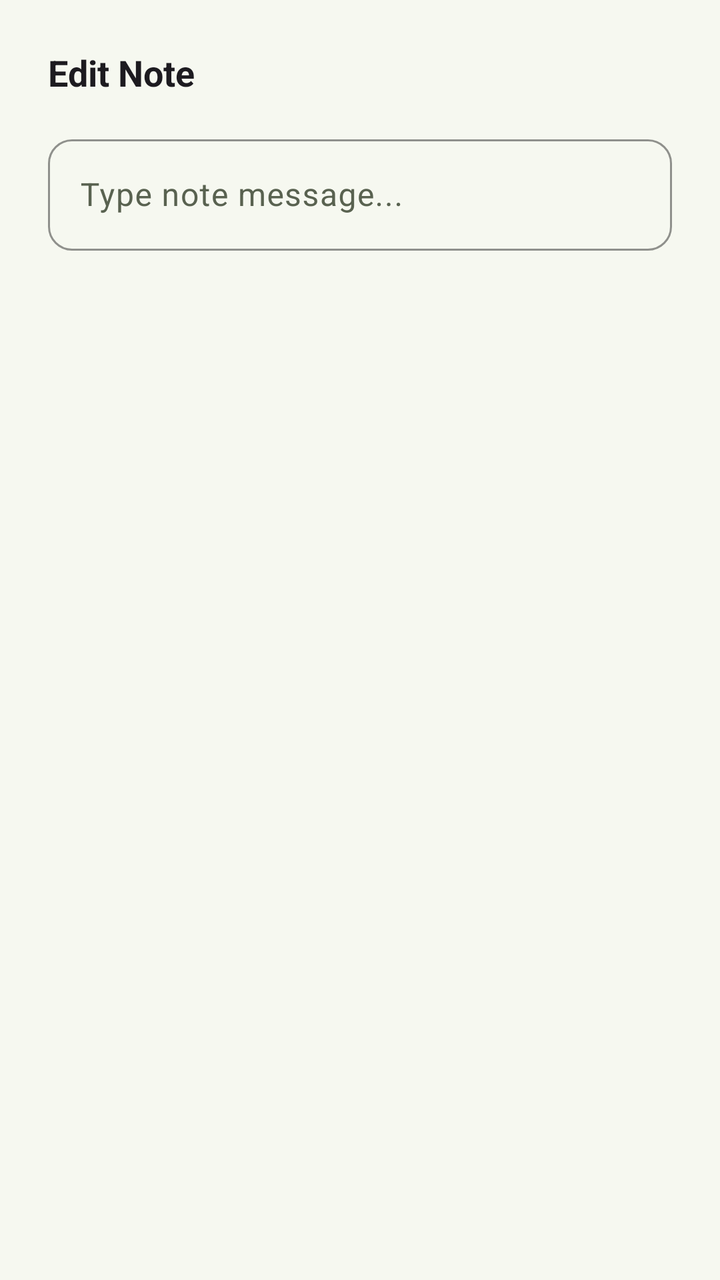
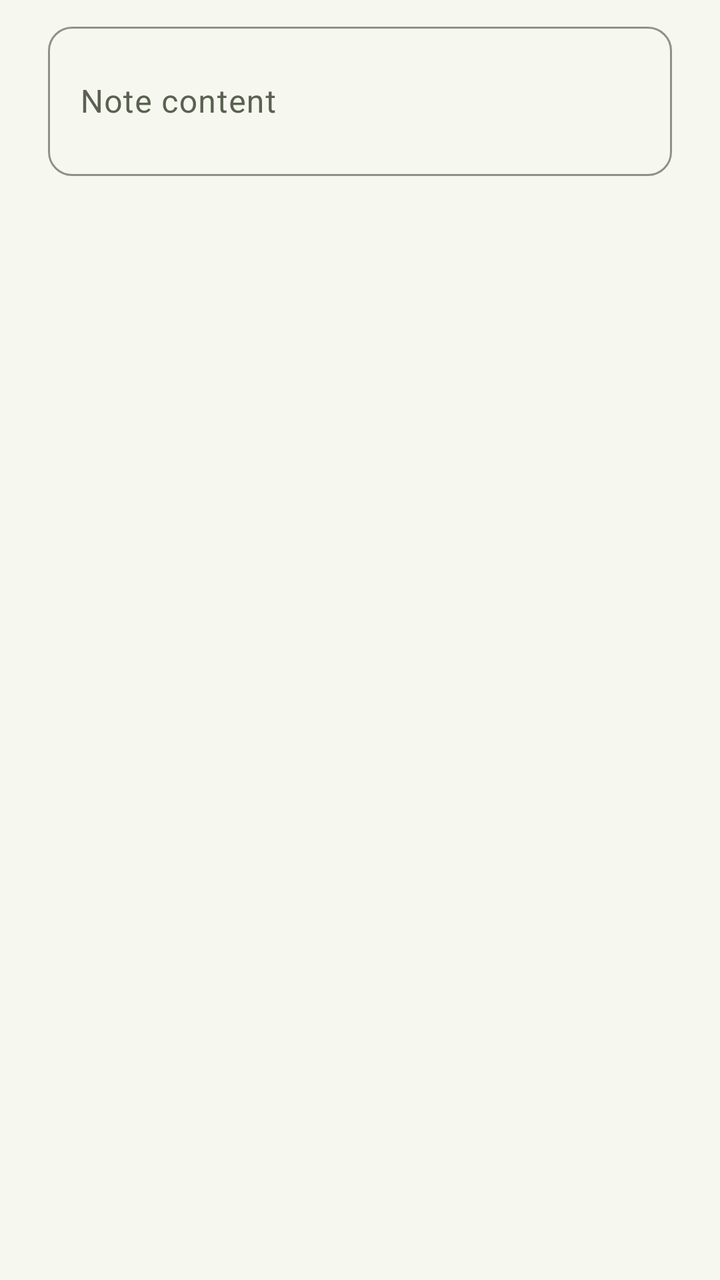

Before-and-after screenshots of an Android layout around one commit, followed by the original layout XML and the change that was made.
<!-- AndroidManifest.xml: application theme Theme.Reminder -->
<!-- res/layout/dialog_edit_quick_note.xml -->
<?xml version="1.0" encoding="utf-8"?>
<LinearLayout xmlns:android="http://schemas.android.com/apk/res/android"
    xmlns:app="http://schemas.android.com/apk/res-auto"
    android:layout_width="match_parent"
    android:layout_height="wrap_content"
    android:orientation="vertical"
    android:padding="24dp">

    <TextView
        android:layout_width="wrap_content"
        android:layout_height="wrap_content"
        android:text="Edit Note"
        android:textSize="18sp"
        android:textColor="?android:attr/textColorPrimary"
        android:textStyle="bold"
        android:layout_marginBottom="16dp" />

    <com.google.android.material.textfield.TextInputLayout
        android:id="@+id/dialogNoteTextLayout"
        style="@style/Widget.Reminder.TextInputLayout"
        android:layout_width="match_parent"
        android:layout_height="wrap_content"
        android:hint="Type note message...">

        <com.google.android.material.textfield.TextInputEditText
            android:id="@+id/dialogNoteTextInput"
            android:layout_width="match_parent"
            android:layout_height="wrap_content"
            android:textColor="?android:attr/textColorPrimary"
            android:inputType="textMultiLine|textCapSentences"
            android:maxLines="6" />
    </com.google.android.material.textfield.TextInputLayout>

</LinearLayout>
<!-- resources referenced by this layout -->
<resources>
  <color name="gl_primary">#83A83D</color>
  <color name="white">#FFFFFFFF</color>
  <color name="gl_tertiary">#D9EBA9</color>
  <color name="gl_secondary">#B2D66C</color>
  <color name="gl_graphite">#191D19</color>
  <color name="gl_surface_elevated">#F0F3E8</color>
  <color name="colorBackground">@color/gl_background</color>
  <color name="colorSurface">@color/gl_surface</color>
  <color name="colorTextPrimary">@color/gl_text_primary</color>
  <color name="colorSurfaceVariant">@color/gl_surface_elevated</color>
  <color name="colorTextSecondary">@color/gl_text_secondary</color>
  <color name="colorSurfaceBorder">@color/gl_outline</color>
  <color name="colorDivider">@color/gl_outline_variant</color>
  <color name="colorDelete">#BA1A1A</color>
  <color name="colorDeleteContainer">#FFDAD6</color>
  <color name="colorOnDeleteContainer">#410002</color>
  <style name="Animation.Reminder.Activity" parent="@android:style/Animation.Activity">
          <item name="android:activityOpenEnterAnimation">@anim/slide_in_right</item>
          <item name="android:activityOpenExitAnimation">@anim/slide_out_left</item>
          <item name="android:activityCloseEnterAnimation">@anim/slide_in_left</item>
          <item name="android:activityCloseExitAnimation">@anim/slide_out_right</item>
      </style>
  <style name="Widget.Reminder.CardView" parent="Widget.Material3.CardView.Filled">
          <item name="cardBackgroundColor">@color/colorSurface</item>
          <item name="strokeColor">@color/colorDivider</item>
          <item name="strokeWidth">@dimen/card_stroke_width</item>
          <item name="cardElevation">@dimen/card_elevation</item>
          <item name="shapeAppearanceOverlay">@style/ShapeAppearance.Reminder.Card</item>
      </style>
  <style name="Widget.Reminder.Button.Primary" parent="Widget.Material3.Button">
          <item name="backgroundTint">@color/gl_primary</item>
          <item name="android:textColor">@color/white</item>
          <item name="cornerRadius">20dp</item>
          <item name="android:minHeight">@dimen/touch_target_min</item>
          <item name="rippleColor">#33FFFFFF</item>
      </style>
  <style name="Widget.Reminder.BottomNavigation" parent="Widget.Material3.BottomNavigationView">
          <item name="backgroundTint">@color/colorSurface</item>
          <item name="itemIconTint">@color/nav_item_icon_tint</item>
          <item name="itemTextColor">@color/nav_item_text_tint</item>
          <item name="itemActiveIndicatorStyle">@style/Widget.Reminder.BottomNavigation.Indicator</item>
          <item name="elevation">3dp</item>
      </style>
  <style name="ThemeOverlay.Reminder.MaterialAlertDialog" parent="ThemeOverlay.Material3.MaterialAlertDialog">
          <item name="shapeAppearanceOverlay">@style/ShapeAppearance.Reminder.Card</item>
          <item name="colorSurface">@color/colorSurface</item>
          <item name="colorPrimary">@color/gl_primary</item>
      </style>
  <color name="gl_background">#F6F8F0</color>
  <color name="gl_surface">#FFFFFF</color>
  <color name="gl_text_primary">#191D19</color>
  <color name="gl_text_secondary">#596250</color>
  <color name="gl_outline">#D2DAC7</color>
  <color name="gl_outline_variant">#E2E8DC</color>
  <dimen name="card_stroke_width">1dp</dimen>
  <dimen name="card_elevation">1dp</dimen>
  <style name="ShapeAppearance.Reminder.Card" parent="ShapeAppearance.Material3.Corner.Medium">
          <item name="cornerSize">16dp</item>
      </style>
  <dimen name="touch_target_min">48dp</dimen>
  <style name="Widget.Reminder.BottomNavigation.Indicator" parent="Widget.Material3.BottomNavigationView.ActiveIndicator">
          <item name="android:color">@color/gl_tertiary</item>
          <item name="android:width">60dp</item>
          <item name="android:height">32dp</item>
      </style>
  <!-- unchanged entries left out for length: 2 -->
</resources>

<!-- the commit's change to res/layout/dialog_edit_quick_note.xml (unified diff, before → after) -->
@@ -4,23 +4,18 @@
     android:layout_width="match_parent"
     android:layout_height="wrap_content"
     android:orientation="vertical"
-    android:padding="24dp">
-
-    <TextView
-        android:layout_width="wrap_content"
-        android:layout_height="wrap_content"
-        android:text="Edit Note"
-        android:textSize="18sp"
-        android:textColor="?android:attr/textColorPrimary"
-        android:textStyle="bold"
-        android:layout_marginBottom="16dp" />
+    android:paddingHorizontal="24dp"
+    android:paddingTop="8dp"
+    android:paddingBottom="12dp">
 
     <com.google.android.material.textfield.TextInputLayout
         android:id="@+id/dialogNoteTextLayout"
         style="@style/Widget.Reminder.TextInputLayout"
         android:layout_width="match_parent"
         android:layout_height="wrap_content"
-        android:hint="Type note message...">
+        android:hint="Note content"
+        app:hintTextColor="@color/gl_primary"
+        app:boxStrokeColor="@color/gl_primary">
 
         <com.google.android.material.textfield.TextInputEditText
             android:id="@+id/dialogNoteTextInput"
@@ -28,6 +23,7 @@
             android:layout_height="wrap_content"
             android:textColor="?android:attr/textColorPrimary"
             android:inputType="textMultiLine|textCapSentences"
+            android:minLines="2"
             android:maxLines="6" />
     </com.google.android.material.textfield.TextInputLayout>
 
